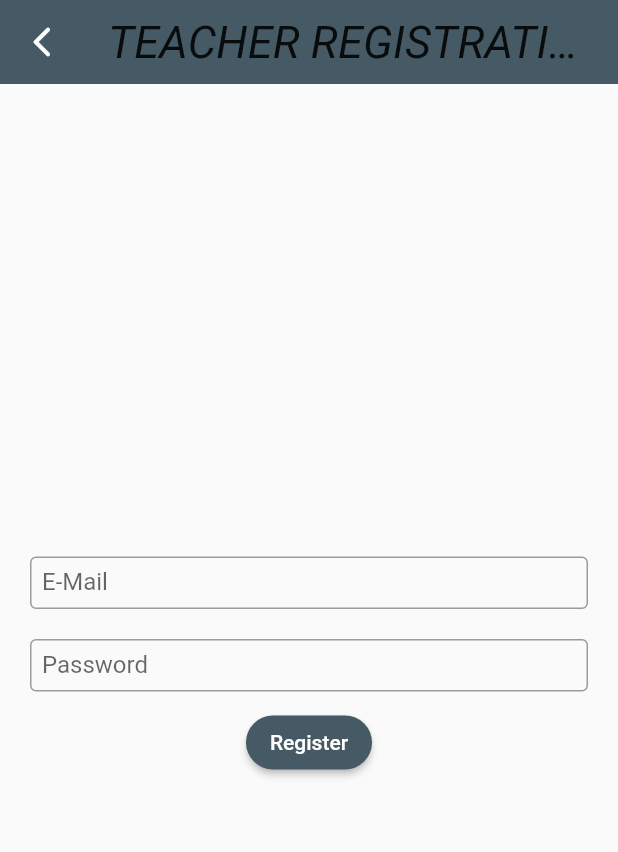
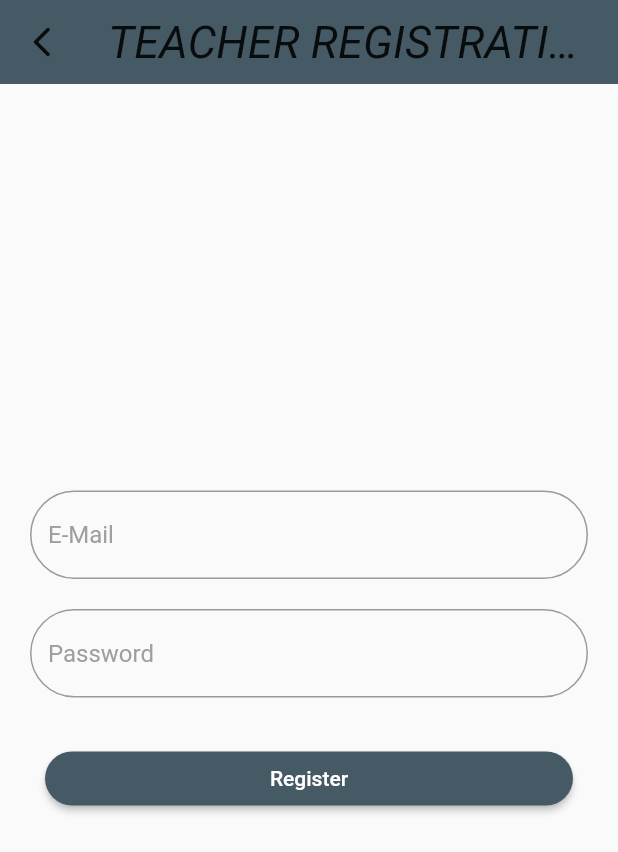
Before and after one commit to justinvgeorge2024/ATMOS_Mini_Project, a Flutter app: the TeachersRegs screen opened directly, on a phone screen of 412 x 824 dp. Shown: the top 852 px of the screen. Run offline on Flutter 3.47's test engine with Material 2 defaults, Android fonts, the light colour scheme and no system bars; our stand-ins replace either_dart, firebase_auth, firebase_core, get; missing offline and left inert: dart:ffi, qr_code_scanner; accounts and stored records are empty; network calls fail.

Commit message:
new commit

```diff
--- a/New_attempt/miniproject/lib/pages/teachers_regs.dart
+++ b/New_attempt/miniproject/lib/pages/teachers_regs.dart
@@ -1,6 +1,9 @@
+import 'package:firebase_auth/firebase_auth.dart';
 import 'package:flutter/material.dart';
+import 'package:get/get.dart';
 import 'package:miniproject/pages/teacher_login.dart';
-import 'package:miniproject/pages/teachers_home.dart';
+
+import '../services/auth_services.dart';
 
 class TeachersRegs extends StatefulWidget {
   const TeachersRegs({super.key});
@@ -10,6 +13,46 @@
 }
 
 class _TeachersRegsState extends State<TeachersRegs> {
+  final _usernameController = TextEditingController();
+
+  final _passwordController = TextEditingController();
+  bool isloading = false;
+
+  @override
+  void initState() {
+    super.initState();
+  }
+
+  @override
+  void dispose() {
+    _usernameController.dispose();
+    _passwordController.dispose();
+    super.dispose();
+  }
+
+  Future _registerUser() async {
+    try {
+      setState(() {
+        isloading = true;
+      });
+      String email = _usernameController.text.trim();
+      String password = _passwordController.text.trim();
+      Future<String> res =
+          AuthServices.singup(email: email, password: password);
+      setState(() {
+        isloading = false;
+      });
+
+      if (res != "success") {
+        print(res);
+        return;
+      }
+      Get.to(const TeacherLogin());
+    } on FirebaseAuthException catch (e) {
+      print(e);
+    }
+  }
+
   @override
   Widget build(BuildContext context) {
     return SafeArea(
@@ -31,7 +74,11 @@
                 Navigator.of(context).pushReplacement(MaterialPageRoute(
                     builder: (context) => const TeacherLogin()));
               },
-                icon: const Icon(Icons.arrow_back_ios_new_rounded)),
+              icon: const Icon(
+                Icons.arrow_back_ios_new_rounded,
+                color: Colors.black87,
+              ),
+            ),
           ),
           body: Center(
             child: Padding(
@@ -39,42 +86,58 @@
               child: Column(
                 mainAxisAlignment: MainAxisAlignment.center,
                 children: [
-                  const Padding(
-                    padding: EdgeInsets.all(10.0),
-                    child: TextField(
+                  Padding(
+                    padding: const EdgeInsets.all(10.0),
+                    child: TextFormField(
+                      controller: _usernameController,
+                      style: const TextStyle(color: Colors.black87),
                       decoration: InputDecoration(
-                        border: OutlineInputBorder(),
-                        labelText: 'E-Mail',
-                        isDense: true, // Added this
-                        contentPadding: EdgeInsets.all(8), // Added this
+                        hintStyle: const TextStyle(color: Colors.grey),
+                        hintText: "E-Mail",
+                        border: OutlineInputBorder(
+                          borderRadius: BorderRadius.circular(50),
                         ),
-                    ),
-                  ),
-                  const Padding(
-                    padding: EdgeInsets.all(10.0),
-                    child: TextField(
-                      decoration: InputDecoration(
-                        border: OutlineInputBorder(),
-                        labelText: 'Password',
-                        isDense: true, // Added this
-                        contentPadding: EdgeInsets.all(8), // Added this
                       ),
                     ),
                   ),
                   Padding(
-                    padding: const EdgeInsets.all(0.0),
+                    padding: const EdgeInsets.all(10.0),
+                    child: TextFormField(
+                      controller: _passwordController,
+                      style: const TextStyle(color: Colors.black87),
+                      decoration: InputDecoration(
+                        hintStyle: const TextStyle(color: Colors.grey),
+                        hintText: "Password",
+                        border: OutlineInputBorder(
+                          borderRadius: BorderRadius.circular(50),
+                        ),
+                      ),
+                    ),
+                  ),
+                  Padding(
+                    padding: const EdgeInsets.all(20.0),
                     child: ElevatedButton(
                       onPressed: () {
+                        _registerUser();
+                        if (_registerUser() == null) {
                           Navigator.of(context).pushReplacement(
                               MaterialPageRoute(
-                                  builder: (context) => const TeachersHome()));
+                                  builder: (context) => const TeachersRegs()));
+                        }
                       },
                       style: ElevatedButton.styleFrom(
                         backgroundColor: Colors.blueGrey[700],
                         shape: RoundedRectangleBorder(
                             borderRadius: BorderRadius.circular(20)),
                       ),
-                        child: const Text("Register")),
+                      child: isloading
+                          ? const Center(
+                              child: CircularProgressIndicator(),
+                            )
+                          : const Center(
+                              child: Text("Register"),
+                            ),
+                    ),
                   ),
                 ],
               ),
```
Also changed, not shown: New_attempt/miniproject/lib/pages/qr_scan.dart (+14 -0 lines), New_attempt/miniproject/lib/pages/student_login.dart (+9 -5 lines), New_attempt/miniproject/lib/pages/students_home.dart (+17 -8 lines), New_attempt/miniproject/lib/pages/students_regs.dart (+9 -2 lines), New_attempt/miniproject/lib/pages/teacher_login.dart (+24 -13 lines), New_attempt/miniproject/lib/pages/teachers_home.dart (+30 -7 lines). Lines whose indentation alone changed are shown as unchanged.
